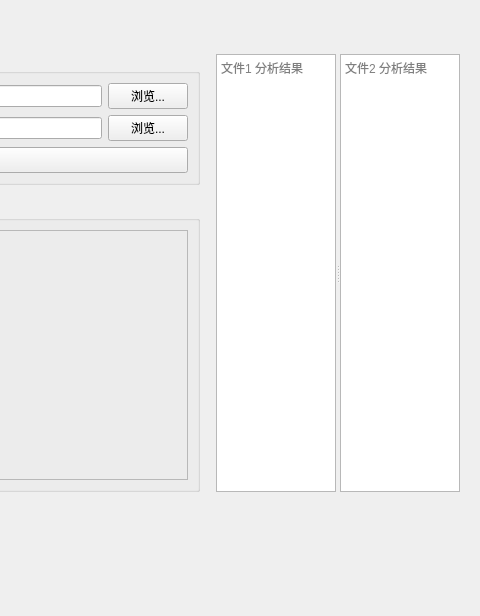
The window that src/ui/compare_panel.ui (IceSugarZxy/MARS-pro) describes before a commit, drawn with Qt 5; both pictures show x 420 to 900 and y 0 to 616 of the 900 by 616 pixel window.
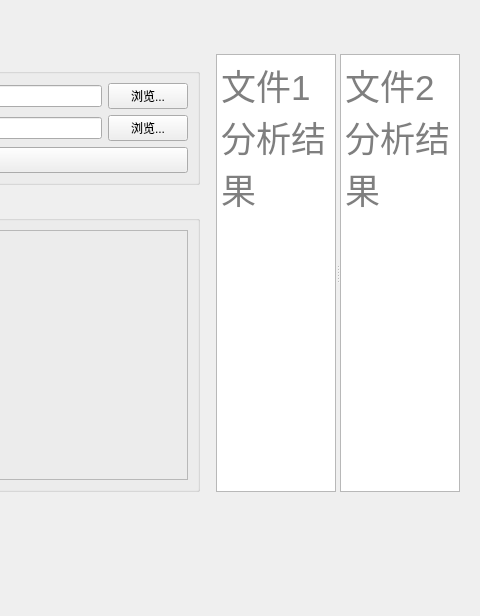
The same window after the commit.

The edit to the form file:
```diff
--- a/src/ui/compare_panel.ui
+++ b/src/ui/compare_panel.ui
@@ -51,6 +51,11 @@
       <property name="placeholderText">
        <string>文件1 分析结果</string>
       </property>
+      <property name="font">
+       <font>
+        <pointsize>26</pointsize>
+       </font>
+      </property>
      </widget>
      <widget class="QTextEdit" name="result2_text">
       <property name="readOnly">
@@ -59,6 +64,11 @@
       <property name="placeholderText">
        <string>文件2 分析结果</string>
       </property>
+      <property name="font">
+       <font>
+        <pointsize>26</pointsize>
+       </font>
+      </property>
      </widget>
     </widget>
    </item>
```
